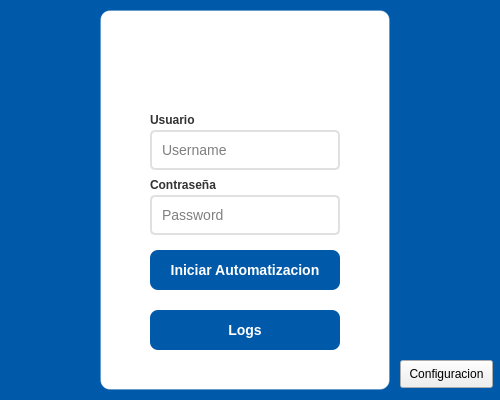
Qt form ui/main.ui (FinochioM/PamiAuto) before a commit.
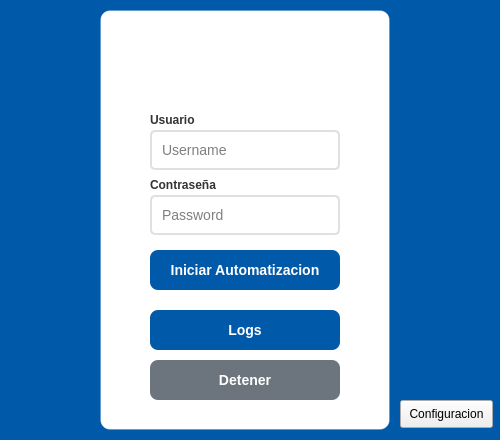
The same form after that commit. Icons and pictures are not drawn.

Diff of the .ui file:
```diff
--- a/ui/main.ui
+++ b/ui/main.ui
@@ -7,19 +7,19 @@
     <x>0</x>
     <y>0</y>
     <width>500</width>
-    <height>400</height>
+    <height>440</height>
    </rect>
   </property>
   <property name="minimumSize">
    <size>
     <width>500</width>
-    <height>400</height>
+    <height>440</height>
    </size>
   </property>
   <property name="maximumSize">
    <size>
     <width>500</width>
-    <height>400</height>
+    <height>440</height>
    </size>
   </property>
   <property name="windowTitle">
@@ -41,7 +41,7 @@
       <x>100</x>
       <y>10</y>
       <width>290</width>
-      <height>380</height>
+      <height>420</height>
      </rect>
     </property>
     <property name="styleSheet">
@@ -83,6 +83,44 @@
       <string>Iniciar Automatizacion</string>
      </property>
     </widget>
+    <widget class="QToolButton" name="stopAutomation">
+    <property name="geometry">
+    <rect>
+    <x>50</x>
+    <y>350</y>
+    <width>190</width>
+    <height>40</height>
+    </rect>
+    </property>
+    <property name="cursor">
+    <cursorShape>PointingHandCursor</cursorShape>
+    </property>
+    <property name="styleSheet">
+    <string notr="true">QToolButton {
+        background-color: #dc3545;
+        color: white;
+        border: none;
+        border-radius: 8px;
+        font-size: 14px;
+        font-weight: bold;
+    }
+    QToolButton:hover {
+        background-color: #c82333;
+    }
+    QToolButton:pressed {
+        background-color: #bd2130;
+    }
+    QToolButton:disabled {
+        background-color: #6c757d;
+    }</string>
+    </property>
+    <property name="text">
+    <string>Detener</string>
+    </property>
+    <property name="enabled">
+    <bool>false</bool>
+    </property>
+    </widget>
     <widget class="QLabel" name="backgrounImage">
      <property name="geometry">
       <rect>
@@ -240,7 +278,7 @@
     <property name="geometry">
      <rect>
       <x>400</x>
-      <y>360</y>
+      <y>400</y>
       <width>93</width>
       <height>28</height>
      </rect>
```
